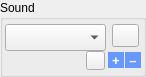
This is eFieldBook_Qt5/ELFB/palettes/SoundPanel.ui in davidjamesbeck/eFieldbook as Qt 5 draws it before an edit. The edited form follows.
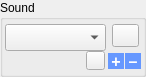
This is the edited form.

The edit to the form file:
```diff
--- a/eFieldBook_Qt5/ELFB/palettes/SoundPanel.ui
+++ b/eFieldBook_Qt5/ELFB/palettes/SoundPanel.ui
@@ -115,15 +115,14 @@
     <property name="geometry">
      <rect>
       <x>108</x>
-      <y>52</y>
+      <y>53</y>
       <width>16</width>
       <height>16</height>
      </rect>
     </property>
     <property name="font">
      <font>
-      <pointsize>10</pointsize>
-      <weight>75</weight>
+      <pointsize>12</pointsize>
       <bold>true</bold>
      </font>
     </property>
@@ -158,15 +157,14 @@
     <property name="geometry">
      <rect>
       <x>125</x>
-      <y>52</y>
+      <y>53</y>
       <width>16</width>
       <height>16</height>
      </rect>
     </property>
     <property name="font">
      <font>
-      <pointsize>10</pointsize>
-      <weight>75</weight>
+      <pointsize>12</pointsize>
       <bold>true</bold>
      </font>
     </property>
```
